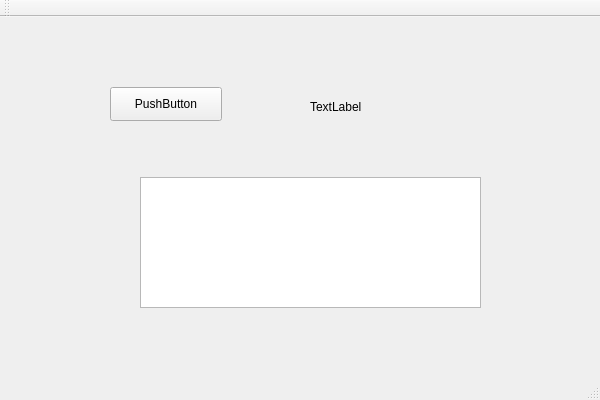
Old version of the form MIPS_Assembler/MIPS_Assembler.ui in the repository HaoPatrick/MIPSAssembler.
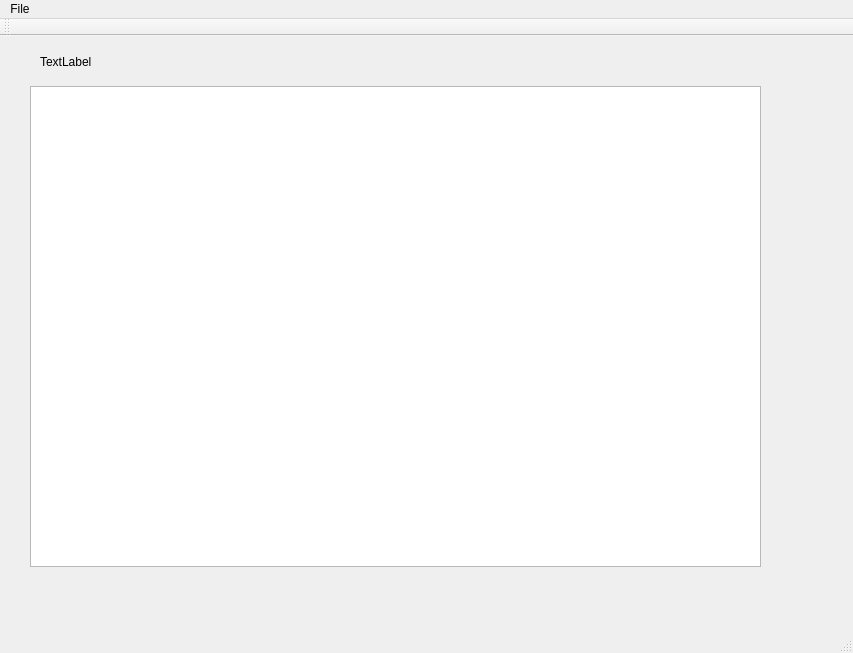
New version of the form.

Commit message: fucking qt and its signal slots

```diff
--- a/MIPS_Assembler/MIPS_Assembler.ui
+++ b/MIPS_Assembler/MIPS_Assembler.ui
@@ -6,34 +6,21 @@
    <rect>
     <x>0</x>
     <y>0</y>
-    <width>600</width>
-    <height>400</height>
+    <width>853</width>
+    <height>653</height>
    </rect>
   </property>
   <property name="windowTitle">
    <string>QtGuiApplication1</string>
   </property>
   <widget class="QWidget" name="centralWidget">
-   <widget class="QPushButton" name="fileButton">
-    <property name="geometry">
-     <rect>
-      <x>110</x>
-      <y>70</y>
-      <width>112</width>
-      <height>34</height>
-     </rect>
-    </property>
-    <property name="text">
-     <string>PushButton</string>
-    </property>
-   </widget>
    <widget class="QLabel" name="fileLabel">
     <property name="geometry">
      <rect>
-      <x>310</x>
-      <y>80</y>
-      <width>68</width>
-      <height>19</height>
+      <x>40</x>
+      <y>10</y>
+      <width>501</width>
+      <height>31</height>
      </rect>
     </property>
     <property name="text">
@@ -43,10 +30,10 @@
    <widget class="QTextEdit" name="textEdit">
     <property name="geometry">
      <rect>
-      <x>140</x>
-      <y>160</y>
-      <width>341</width>
-      <height>131</height>
+      <x>30</x>
+      <y>50</y>
+      <width>731</width>
+      <height>481</height>
      </rect>
     </property>
    </widget>
@@ -56,10 +43,19 @@
     <rect>
      <x>0</x>
      <y>0</y>
-     <width>600</width>
+     <width>853</width>
      <height>31</height>
     </rect>
    </property>
+   <widget class="QMenu" name="fileButton_2">
+    <property name="title">
+     <string>File</string>
+    </property>
+    <addaction name="actionOpen"/>
+    <addaction name="separator"/>
+    <addaction name="actionTest"/>
+   </widget>
+   <addaction name="fileButton_2"/>
   </widget>
   <widget class="QToolBar" name="mainToolBar">
    <attribute name="toolBarArea">
```
Left out of the diff: 26 changed lines with no effect on the pictures. The commit also changes 2 other files.
